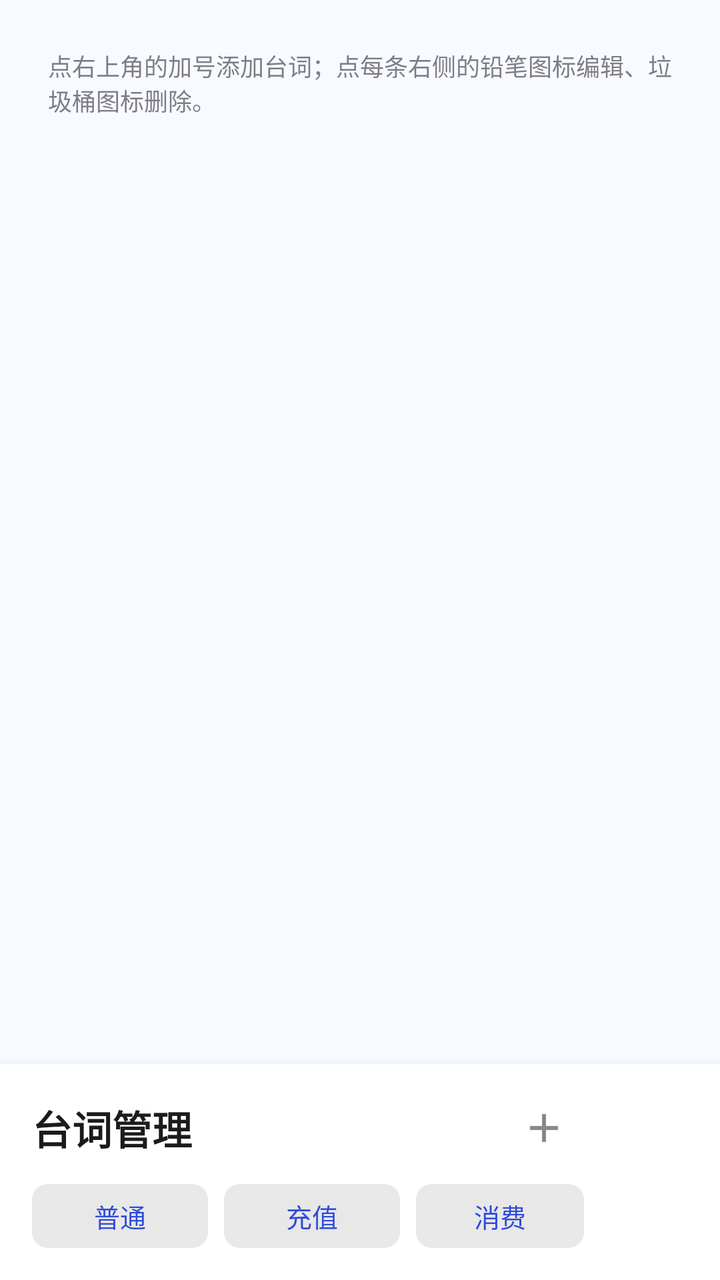
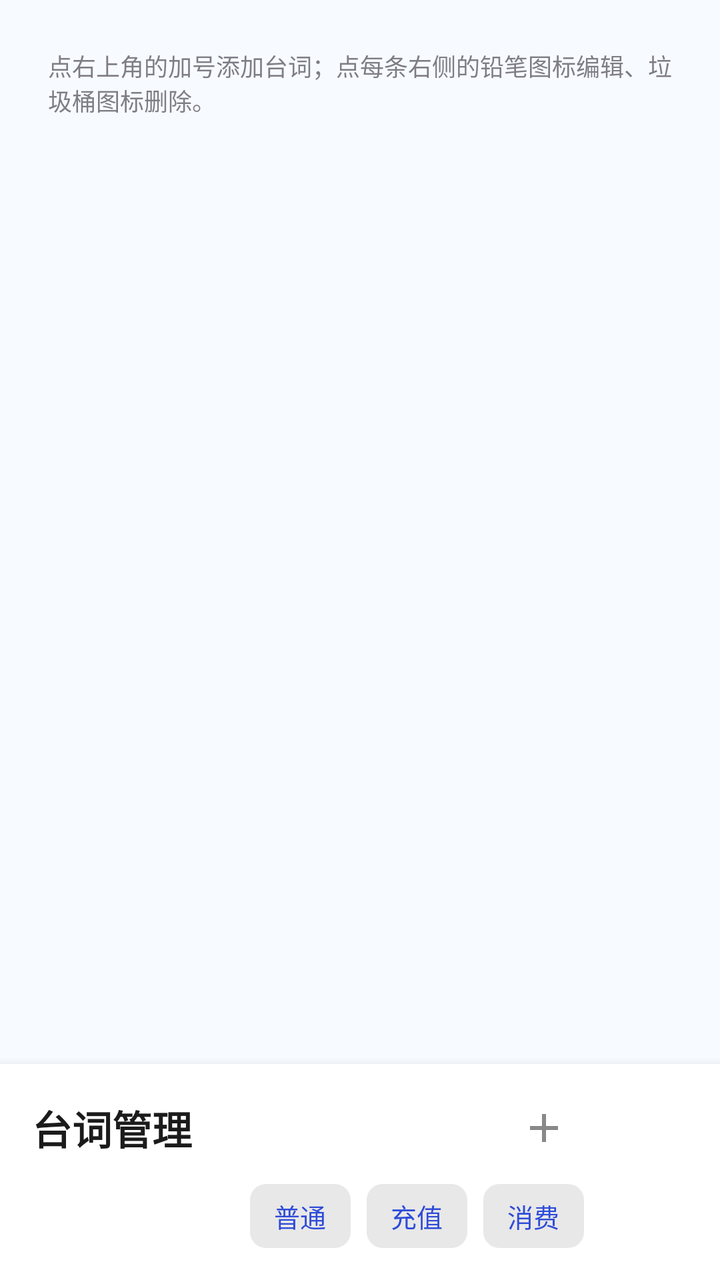

An Android layout rendered at two revisions. The XML below is the earlier revision; the diff shows what the commit changed to produce the second picture.
<!-- AndroidManifest.xml: application theme Theme.WhalePet -->
<!-- res/layout/page_lines.xml -->
<?xml version="1.0" encoding="utf-8"?>
<FrameLayout xmlns:android="http://schemas.android.com/apk/res/android"
    android:layout_width="match_parent"
    android:layout_height="match_parent">

    <ScrollView
        android:layout_width="match_parent"
        android:layout_height="match_parent"
        android:fillViewport="true">

        <LinearLayout
            android:layout_width="match_parent"
            android:layout_height="wrap_content"
            android:orientation="vertical"
            android:paddingStart="24dp"
            android:paddingTop="24dp"
            android:paddingEnd="24dp"
            android:paddingBottom="160dp">

            <TextView
                android:layout_width="match_parent"
                android:layout_height="wrap_content"
                android:alpha="0.7"
                android:text="@string/lines_hint"
                android:textSize="12sp" />

            <LinearLayout
                android:id="@+id/ll_lines"
                android:layout_width="match_parent"
                android:layout_height="wrap_content"
                android:layout_marginTop="12dp"
                android:orientation="vertical" />
        </LinearLayout>
    </ScrollView>

    
    <LinearLayout
        android:id="@+id/lines_action_bar"
        android:layout_width="match_parent"
        android:layout_height="wrap_content"
        android:layout_gravity="bottom"
        android:background="@color/surface_card"
        android:elevation="8dp"
        android:orientation="vertical"
        android:paddingStart="16dp"
        android:paddingTop="12dp"
        android:paddingEnd="68dp"
        android:paddingBottom="16dp">

        <LinearLayout
            android:layout_width="match_parent"
            android:layout_height="wrap_content"
            android:gravity="center_vertical"
            android:orientation="horizontal">

            <TextView
                android:layout_width="0dp"
                android:layout_height="wrap_content"
                android:layout_weight="1"
                android:fontFamily="sans-serif-medium"
                android:text="@string/lines_title"
                android:textColor="@color/text_primary"
                android:textSize="20sp"
                android:textStyle="bold" />

            <ImageButton
                android:id="@+id/btn_add_line"
                android:layout_width="40dp"
                android:layout_height="40dp"
                android:background="@null"
                android:contentDescription="@string/add_line_hint"
                android:padding="8dp"
                android:scaleType="fitCenter"
                android:src="@drawable/ic_add_line" />
        </LinearLayout>

        
        <LinearLayout
            android:layout_width="wrap_content"
            android:layout_height="wrap_content"
            android:layout_gravity="end"
            android:layout_marginTop="8dp"
            android:orientation="horizontal">

            <Button
                style="@style/Widget.WhalePet.Button"
                android:id="@+id/tab_line_normal"
                android:layout_width="wrap_content"
                android:layout_height="wrap_content"
                android:minWidth="88dp"
                android:text="@string/line_type_normal" />

            <Button
                style="@style/Widget.WhalePet.Button"
                android:id="@+id/tab_line_gain"
                android:layout_width="wrap_content"
                android:layout_height="wrap_content"
                android:layout_marginStart="8dp"
                android:minWidth="88dp"
                android:text="@string/line_type_gain" />

            <Button
                style="@style/Widget.WhalePet.Button"
                android:id="@+id/tab_line_loss"
                android:layout_width="wrap_content"
                android:layout_height="wrap_content"
                android:layout_marginStart="8dp"
                android:minWidth="88dp"
                android:text="@string/line_type_loss" />
        </LinearLayout>
    </LinearLayout>
</FrameLayout>
<!-- resources referenced by this layout -->
<resources>
  <color name="surface_card">#FFFFFF</color>
  <color name="text_primary">#1B1B1B</color>
  <!-- drawable ic_add_line (drawable) -->
  <?xml version="1.0" encoding="utf-8"?>
  <vector xmlns:android="http://schemas.android.com/apk/res/android"
      android:width="24dp"
      android:height="24dp"
      android:viewportWidth="24"
      android:viewportHeight="24">
      <path
          android:fillColor="#FF888888"
          android:pathData="M19,13h-6v6h-2v-6H5v-2h6V5h2v6h6v2z" />
  </vector>
  <string name="add_line_hint">添加台词</string>
  <string name="line_type_gain">充值</string>
  <string name="line_type_loss">消费</string>
  <string name="line_type_normal">普通</string>
  <string name="lines_hint">点右上角的加号添加台词；点每条右侧的铅笔图标编辑、垃圾桶图标删除。</string>
  <string name="lines_title">台词管理</string>
  <style name="Widget.WhalePet.Button" parent="Widget.Material3.Button.TonalButton">
          
          <item name="android:minHeight">32dp</item>
          <item name="android:minWidth">0dp</item>
          <item name="android:insetTop">0dp</item>
          <item name="android:insetBottom">0dp</item>
          <item name="android:paddingLeft">12dp</item>
          <item name="android:paddingRight">12dp</item>
          <item name="android:textSize">13sp</item>
          <item name="backgroundTint">@color/surface_chip</item>
          <item name="android:textColor">@color/brand_primary</item>
          <item name="cornerRadius">8dp</item>
      </style>
  <style name="Theme.WhalePet" parent="Theme.Material3.DayNight.NoActionBar">
          
          <item name="colorPrimary">@color/brand_primary</item>
          <item name="colorOnPrimary">#FFFFFF</item>
          <item name="colorPrimaryContainer">#DDE3FF</item>
          <item name="colorOnPrimaryContainer">#10214A</item>
          <item name="colorSecondary">#2E9E5B</item>
          <item name="colorSurface">#FFFFFF</item>
          <item name="android:windowBackground">@color/surface_page</item>
          <item name="colorSurfaceVariant">#EDEDED</item>
          <item name="colorOutline">@color/outline_soft</item>
          <item name="android:statusBarColor">@android:color/transparent</item>
      </style>
  <color name="surface_chip">#E8E8E8</color>
  <color name="brand_primary">#2E4BD8</color>
  <color name="surface_page">#F7FAFF</color>
  <color name="outline_soft">#DEDEDE</color>
</resources>

<!-- the commit's change to res/layout/page_lines.xml (unified diff, before → after) -->
@@ -87,7 +87,6 @@
                 android:id="@+id/tab_line_normal"
                 android:layout_width="wrap_content"
                 android:layout_height="wrap_content"
-                android:minWidth="88dp"
                 android:text="@string/line_type_normal" />
 
             <Button
@@ -96,7 +95,6 @@
                 android:layout_width="wrap_content"
                 android:layout_height="wrap_content"
                 android:layout_marginStart="8dp"
-                android:minWidth="88dp"
                 android:text="@string/line_type_gain" />
 
             <Button
@@ -105,7 +103,6 @@
                 android:layout_width="wrap_content"
                 android:layout_height="wrap_content"
                 android:layout_marginStart="8dp"
-                android:minWidth="88dp"
                 android:text="@string/line_type_loss" />
         </LinearLayout>
     </LinearLayout>
